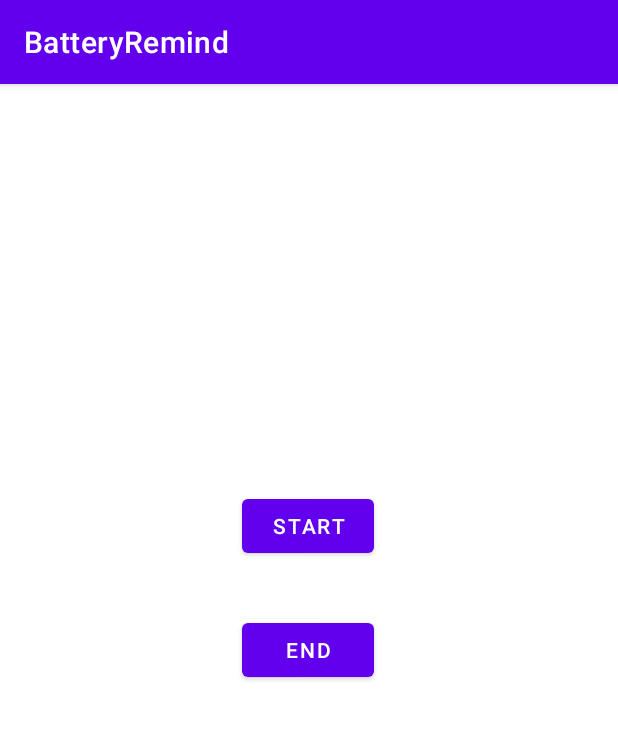
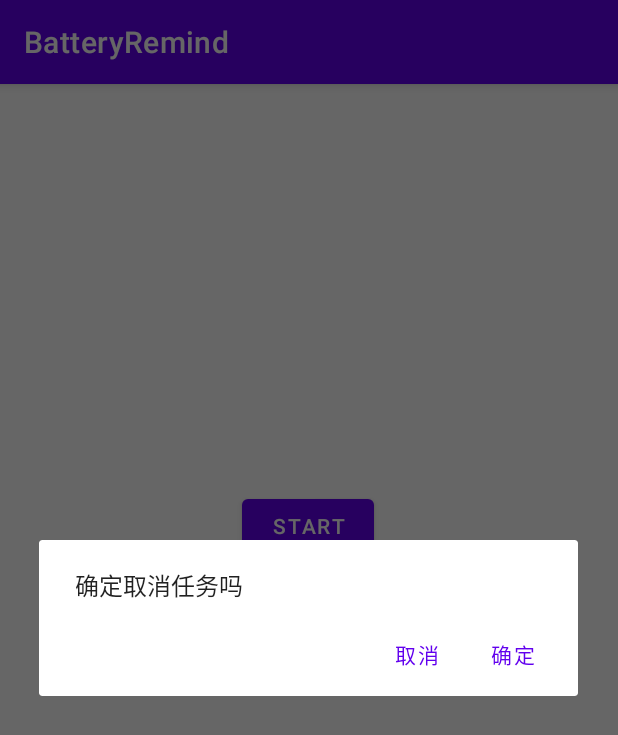
Before and after one commit to Khoroamu/BatteryRemind, an Android app: the screen it shows after launch (MainActivity), after a tap on "END", on a phone screen of 412 x 824 dp. Shown: the top 735 px of the screen. Run offline under Robolectric (Android 15) with nearby library versions, the phone set to English and light mode, and no system bars; 2 statements that could not run were skipped.

```diff
--- a/app/build.gradle
+++ b/app/build.gradle
@@ -34,7 +34,7 @@ dependencies {
     implementation 'androidx.appcompat:appcompat:1.4.1'
     implementation 'com.google.android.material:material:1.5.0'
     implementation 'androidx.constraintlayout:constraintlayout:2.1.3'
-    androidTestImplementation "androidx.work:work-testing:$work_version"
+    androidTestImplementation "androidx.work:work-testing:2.3.4"
     testImplementation 'junit:junit:4.13.2'
     androidTestImplementation 'androidx.test.ext:junit:1.1.3'
     androidTestImplementation 'androidx.test.espresso:espresso-core:3.4.0'
--- a/app/src/main/java/com/example/batteryremind/MainActivity.java
+++ b/app/src/main/java/com/example/batteryremind/MainActivity.java
@@ -1,6 +1,8 @@
 package com.example.batteryremind;
 
 import androidx.appcompat.app.AppCompatActivity;
+import androidx.fragment.app.DialogFragment;
+import androidx.fragment.app.FragmentManager;
 import androidx.work.ExistingPeriodicWorkPolicy;
 import androidx.work.ListenableWorker;
 import androidx.work.OneTimeWorkRequest;
@@ -8,10 +10,15 @@ import androidx.work.PeriodicWorkRequest;
 import androidx.work.WorkInfo;
 import androidx.work.WorkManager;
 import androidx.work.WorkRequest;
+
 //import androidx.work.testing.TestDriver;
 //import androidx.work.testing.WorkManagerTestInitHelper;
 
 import android.content.Context;
+import android.content.Intent;
+import android.content.IntentFilter;
+import android.content.SharedPreferences;
+import android.os.BatteryManager;
 import android.os.Bundle;
 import android.util.Log;
 import android.view.View;
@@ -24,7 +31,7 @@ import java.util.List;
 import java.util.UUID;
 import java.util.concurrent.TimeUnit;
 
-public class MainActivity extends AppCompatActivity {
+public class MainActivity extends AppCompatActivity implements StartGameDialogFragment.NoticeDialogListener {
 
 //    WorkRequest MyWorkRequest;
     Context myContext;
@@ -37,6 +44,26 @@ public class MainActivity extends AppCompatActivity {
 
 //    TestDriver testDriver = WorkManagerTestInitHelper.getTestDriver();
 
+
+    @Override
+    public void onDialogPositiveClick(DialogFragment dialog) {
+        WorkManager
+                .getInstance(getApplicationContext())
+                .cancelUniqueWork("battery remind");
+        Toast.makeText(MainActivity.this,"已取消任务",Toast.LENGTH_LONG).show();
+    }
+
+    @Override
+    public void onDialogNegativeClick(DialogFragment dialog) {
+
+    }
+
+    @Override
+    protected void onDestroy() {
+        super.onDestroy();
+        Log.e("onDestroy", "进程被销毁");
+    }
+
     @Override
     protected void onCreate(Bundle savedInstanceState) {
         super.onCreate(savedInstanceState);
@@ -44,14 +71,25 @@ public class MainActivity extends AppCompatActivity {
 
         String str;
 
+        IntentFilter ifilter = new IntentFilter(Intent.ACTION_BATTERY_CHANGED);
+        Intent batteryStatus = getApplicationContext().registerReceiver(null, ifilter);
 
+        int level = batteryStatus.getIntExtra(BatteryManager.EXTRA_LEVEL, -1);
+        int scale = batteryStatus.getIntExtra(BatteryManager.EXTRA_SCALE, -1);
 
+        float batteryPct = level * 100 / (float)scale;
+
+        SharedPreferences lastBatteryPct = getSharedPreferences("lastBatteryPct", MODE_PRIVATE);
+        SharedPreferences.Editor editor = lastBatteryPct.edit();
+        editor.putFloat("batteryPct", batteryPct);
+        editor.commit();
 
         myContext = getApplicationContext();
 
         Button button=(Button)findViewById(R.id.button3);
         button.setOnClickListener(new View.OnClickListener(){
             public void onClick(View v){
+
                 MyWorkRequest =
                         new PeriodicWorkRequest.Builder(MyWorker.class,
 //                                1, TimeUnit.HOURS,
@@ -89,13 +127,18 @@ public class MainActivity extends AppCompatActivity {
             }
         });
 
+
+
         Button button4=(Button)findViewById(R.id.button4);
         button4.setOnClickListener(new View.OnClickListener(){
             public void onClick(View v){
-                WorkManager
-                        .getInstance(getApplicationContext())
-                        .cancelUniqueWork("battery remind");
-                Toast.makeText(MainActivity.this,"已取消任务",Toast.LENGTH_LONG).show();
+                StartGameDialogFragment dialog = new StartGameDialogFragment();
+                FragmentManager fm = getSupportFragmentManager();
+                dialog.show(fm, "what");
+//                WorkManager
+//                        .getInstance(getApplicationContext())
+//                        .cancelUniqueWork("battery remind");
+//                Toast.makeText(MainActivity.this,"已取消任务",Toast.LENGTH_LONG).show();
             }
         });
     }
--- /dev/null
+++ b/app/src/main/java/com/example/batteryremind/Power.java
@@ -0,0 +1,5 @@
+package com.example.batteryremind;
+
+public class Power {
+    static float lastBatteryPct;
+}
--- /dev/null
+++ b/app/src/main/java/com/example/batteryremind/StartGameDialogFragment.java
@@ -0,0 +1,61 @@
+package com.example.batteryremind;
+
+import android.app.AlertDialog;
+import android.app.Dialog;
+import android.content.Context;
+import android.content.DialogInterface;
+import android.os.Bundle;
+
+import androidx.fragment.app.DialogFragment;
+
+public class StartGameDialogFragment extends DialogFragment {
+
+    /* The activity that creates an instance of this dialog fragment must
+     * implement this interface in order to receive event callbacks.
+     * Each method passes the DialogFragment in case the host needs to query it. */
+    public interface NoticeDialogListener {
+        public void onDialogPositiveClick(DialogFragment dialog);
+        public void onDialogNegativeClick(DialogFragment dialog);
+    }
+
+    // Use this instance of the interface to deliver action events
+    NoticeDialogListener listener;
+
+    // Override the Fragment.onAttach() method to instantiate the NoticeDialogListener
+    @Override
+    public void onAttach(Context context) {
+        super.onAttach(context);
+        // Verify that the host activity implements the callback interface
+        try {
+            // Instantiate the NoticeDialogListener so we can send events to the host
+            listener = (NoticeDialogListener) context;
+        } catch (ClassCastException e) {
+            // The activity doesn't implement the interface, throw exception
+            throw new ClassCastException("AAA"// activity.toString()
+                    + " must implement NoticeDialogListener");
+        }
+    }
+
+    @Override
+    public Dialog onCreateDialog(Bundle savedInstanceState) {
+        // Use the Builder class for convenient dialog construction
+        AlertDialog.Builder builder = new AlertDialog.Builder(getActivity());
+        builder.setMessage("确定取消任务吗")
+                .setPositiveButton("确定", new DialogInterface.OnClickListener() {
+                    public void onClick(DialogInterface dialog, int id) {
+                        // START THE GAME!
+                        // Send the positive button event back to the host activity
+                        listener.onDialogPositiveClick(StartGameDialogFragment.this);
+                    }
+                })
+                .setNegativeButton("取消", new DialogInterface.OnClickListener() {
+                    public void onClick(DialogInterface dialog, int id) {
+                        // User cancelled the dialog
+                        // Send the negative button event back to the host activity
+                        listener.onDialogNegativeClick(StartGameDialogFragment.this);
+                    }
+                });
+        // Create the AlertDialog object and return it
+        return builder.create();
+    }
+}
```
Also changed, not shown: app/src/main/java/com/example/batteryremind/MyWorker.java (+19 -4 lines).
